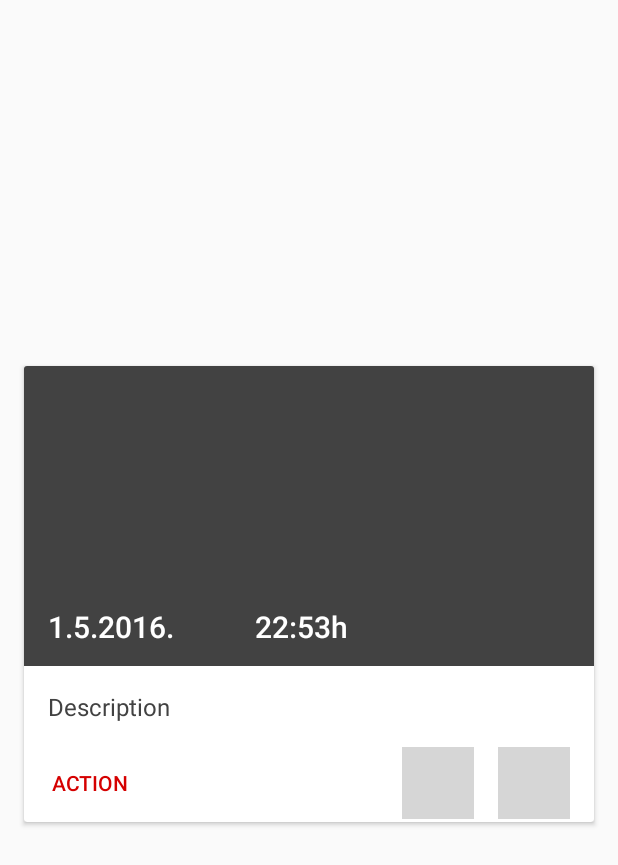
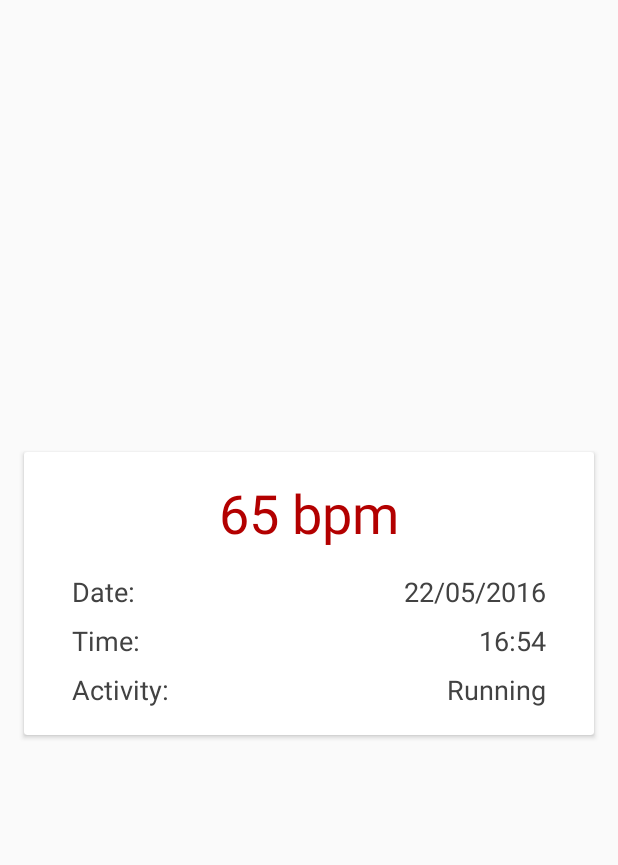
Before and after one commit to dotocan/Stresomjer, an Android app: the layout item_card.xml on its own in the app's theme, with its tools: preview values and no code run, on a phone screen of 412 x 824 dp. Shown: the top 865 px of the screen. Run offline under Robolectric (Android 15) with nearby library versions, the phone set to English and light mode, and no system bars; grey boxes are pictures that could not be loaded.

Commit message:
Some UI tweaks and design changes.

```diff
--- a/mobile/src/main/java/es/esy/stresomjer/stresomjer/fragment/GraphContentFragment.java
+++ b/mobile/src/main/java/es/esy/stresomjer/stresomjer/fragment/GraphContentFragment.java
@@ -22,7 +22,7 @@ public class GraphContentFragment extends Fragment {
     public View onCreateView(LayoutInflater inflater, ViewGroup container,
                              Bundle savedInstanceState) {
         TextView textView = new TextView(getActivity());
-        textView.setText(R.string.hello_blank_fragment);
+        // textView.setText(R.string.hello_blank_fragment);
         return textView;
     }
 
--- a/mobile/src/main/res/layout/activity_main.xml
+++ b/mobile/src/main/res/layout/activity_main.xml
@@ -36,7 +36,8 @@
             android:id="@+id/viewpager"
             android:layout_width="match_parent"
             android:layout_height="match_parent"
-            app:layout_behavior="@string/appbar_scrolling_view_behavior" />
+            app:layout_behavior="@string/appbar_scrolling_view_behavior"
+            />
 
         <android.support.design.widget.FloatingActionButton
             android:id="@+id/fab"
--- a/mobile/src/main/res/layout/item_card.xml
+++ b/mobile/src/main/res/layout/item_card.xml
@@ -1,81 +1,130 @@
 <?xml version="1.0" encoding="utf-8"?>
 
-<android.support.v7.widget.CardView
-    xmlns:android="http://schemas.android.com/apk/res/android"
+<android.support.v7.widget.CardView xmlns:android="http://schemas.android.com/apk/res/android"
+    xmlns:app="http://schemas.android.com/apk/res-auto"
     android:id="@+id/card_view"
     android:layout_width="match_parent"
-    android:layout_height="@dimen/card_height"
+    android:layout_height="wrap_content"
     android:layout_gravity="center"
     android:layout_marginBottom="@dimen/md_keylines"
     android:layout_marginLeft="@dimen/md_keylines"
     android:layout_marginRight="@dimen/md_keylines"
     android:foreground="?attr/selectableItemBackground"
-    android:theme="@style/ThemeOverlay.AppCompat.Dark.ActionBar">
+    android:background="@color/colorAccent"
+    >
 
     <RelativeLayout
         android:layout_width="match_parent"
-        android:layout_height="wrap_content">
+        android:layout_height="wrap_content"
 
-        <ImageView
-            android:id="@+id/img_card_background"
-            android:layout_width="match_parent"
-            android:layout_height="@dimen/card_image_height"
-            android:scaleType="centerCrop"
-            android:src="@color/dark_grey" />
+        android:layout_marginBottom="10dp">
 
         <TextView
-            android:id="@+id/tv_card_title"
-            android:layout_width="match_parent"
-            android:layout_height="@dimen/card_title_height"
-            android:layout_alignBottom="@+id/img_card_background"
-            android:layout_marginLeft="@dimen/md_keylines"
-            android:text="1.5.2016. \t\t\t\t 22:53h"
-            android:textAppearance="@style/TextAppearance.AppCompat.Title" />
-
-        <TextView
-            android:id="@+id/tv_card_description"
+            android:id="@+id/tv_bpm_value"
             android:layout_width="match_parent"
             android:layout_height="wrap_content"
-            android:layout_below="@+id/img_card_background"
-            android:layout_marginLeft="@dimen/md_keylines"
-            android:layout_marginTop="@dimen/md_keylines"
-            android:layout_marginBottom="@dimen/md_keylines"
-            android:layout_marginRight="@dimen/md_keylines"
-            android:text="@string/card_description"
-            android:ellipsize="end"
-            android:singleLine="true"
-            android:textColor="@color/dark_grey"
-            android:textSize="@dimen/article_subheading" />
+            android:text="65 bpm"
+            android:textSize="36sp"
+            android:gravity="center"
+            android:textColor="@color/colorPrimaryDark"
+            android:padding="16dp"
+            />
 
-        <Button
-            android:id="@+id/action_button"
-            android:layout_width="wrap_content"
+        <LinearLayout
+            android:id="@+id/ll_date"
+            android:layout_width="match_parent"
             android:layout_height="wrap_content"
-            android:layout_below="@+id/tv_card_description"
-            style="?android:attr/borderlessButtonStyle"
-            android:textColor="?attr/colorPrimary"
-            android:text="Action" />
+            android:orientation="horizontal"
+            android:layout_below="@+id/tv_bpm_value"
+            android:layout_marginLeft="32dp"
+            android:layout_marginRight="32dp"
+            android:layout_marginBottom="8dp">
 
-        <ImageButton
-            android:id="@+id/share_button"
-            android:layout_width="@dimen/cards_button_width"
-            android:layout_height="@dimen/cards_button_height"
-            android:layout_marginRight="@dimen/md_keylines"
-            android:src="@drawable/ic_share_black_24dp"
-            android:layout_below="@+id/tv_card_description"
-            android:layout_alignParentRight="true"
-            style="?android:attr/borderlessButtonStyle"
-            android:tint="@color/button_grey" />
+            <TextView
+                android:layout_width="0dp"
+                android:layout_height="wrap_content"
+                android:layout_weight="1"
+                android:text="@string/date"
+                android:textSize="18sp"
+                android:gravity="left"
+                android:textColor="@color/dark_grey"
+                />
 
-        <ImageButton
-            android:id="@+id/favorite_button"
-            android:layout_width="@dimen/cards_button_width"
-            android:layout_height="@dimen/cards_button_height"
-            android:layout_marginRight="@dimen/md_keylines"
-            android:src="@drawable/ic_favorite_black_24dp"
-            android:layout_below="@+id/tv_card_description"
-            android:layout_toLeftOf="@id/share_button"
-            style="?android:attr/borderlessButtonStyle"
-            android:tint="@color/button_grey" />
+            <TextView
+                android:id="@+id/tv_date"
+                android:layout_width="0dp"
+                android:layout_height="wrap_content"
+                android:layout_weight="1"
+                android:text="22/05/2016"
+                android:textSize="18sp"
+                android:gravity="right"
+                android:textColor="@color/dark_grey"
+                />
+        </LinearLayout>
+
+        <LinearLayout
+            android:id="@+id/ll_time"
+            android:layout_width="match_parent"
+            android:layout_height="wrap_content"
+            android:orientation="horizontal"
+            android:layout_below="@+id/ll_date"
+            android:layout_marginLeft="32dp"
+            android:layout_marginRight="32dp"
+            android:layout_marginBottom="8dp">
+
+            <TextView
+                android:layout_width="0dp"
+                android:layout_height="wrap_content"
+                android:layout_weight="1"
+                android:text="@string/time"
+                android:textSize="18sp"
+                android:gravity="left"
+                android:textColor="@color/dark_grey"
+                />
+
+            <TextView
+                android:id="@+id/tv_time"
+                android:layout_width="0dp"
+                android:layout_height="wrap_content"
+                android:layout_weight="1"
+                android:text="16:54"
+                android:textSize="18sp"
+                android:gravity="right"
+                android:textColor="@color/dark_grey"
+                />
+        </LinearLayout>
+
+        <LinearLayout
+            android:id="@+id/ll_activity"
+            android:layout_width="match_parent"
+            android:layout_height="wrap_content"
+            android:orientation="horizontal"
+            android:layout_below="@+id/ll_time"
+            android:layout_marginLeft="32dp"
+            android:layout_marginRight="32dp"
+            android:layout_marginBottom="8dp">
+
+            <TextView
+                android:layout_width="0dp"
+                android:layout_height="wrap_content"
+                android:layout_weight="1"
+                android:text="@string/activity"
+                android:textSize="18sp"
+                android:gravity="left"
+                android:textColor="@color/dark_grey"
+                />
+
+            <TextView
+                android:id="@+id/tv_activity"
+                android:layout_width="0dp"
+                android:layout_height="wrap_content"
+                android:layout_weight="1"
+                android:text="Running"
+                android:textSize="18sp"
+                android:gravity="right"
+                android:textColor="@color/dark_grey"
+                />
+        </LinearLayout>
+
     </RelativeLayout>
 </android.support.v7.widget.CardView>
--- a/mobile/src/main/res/values/strings.xml
+++ b/mobile/src/main/res/values/strings.xml
@@ -21,4 +21,7 @@
     <string name="last_name">Last name</string>
     <string name="age">Age</string>
     <string name="fields_required">All fields are required</string>
+    <string name="activity">Activity:</string>
+    <string name="date">Date:</string>
+    <string name="time">Time:</string>
 </resources>
```
Also changed, not shown: mobile/src/main/java/es/esy/stresomjer/stresomjer/fragment/CardContentFragment.java (+1 -36 lines), mobile/src/main/res/layout/fragment_login.xml (+7 -4 lines), mobile/src/main/res/layout/fragment_registrer.xml (+28 -11 lines), mobile/src/main/res/values/styles.xml (+11 -1 lines).
